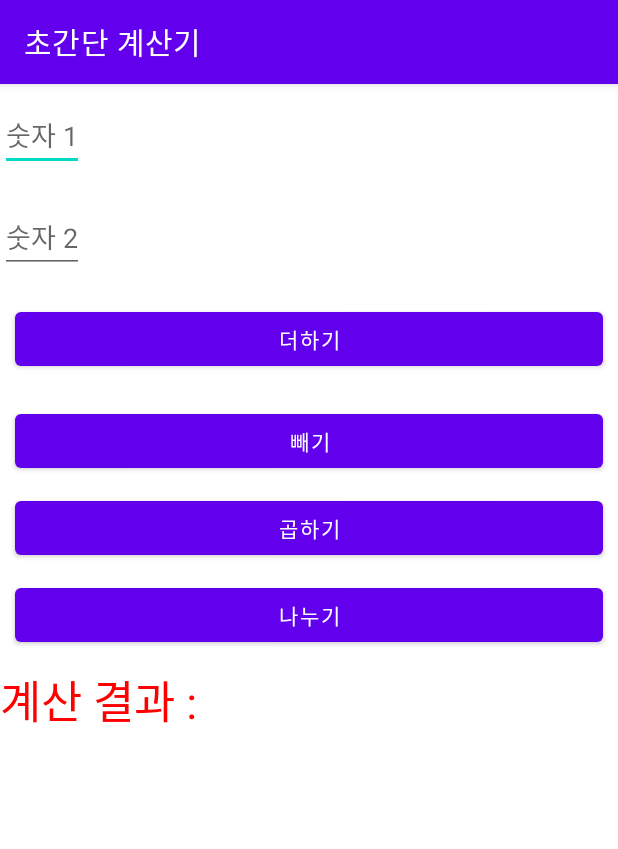
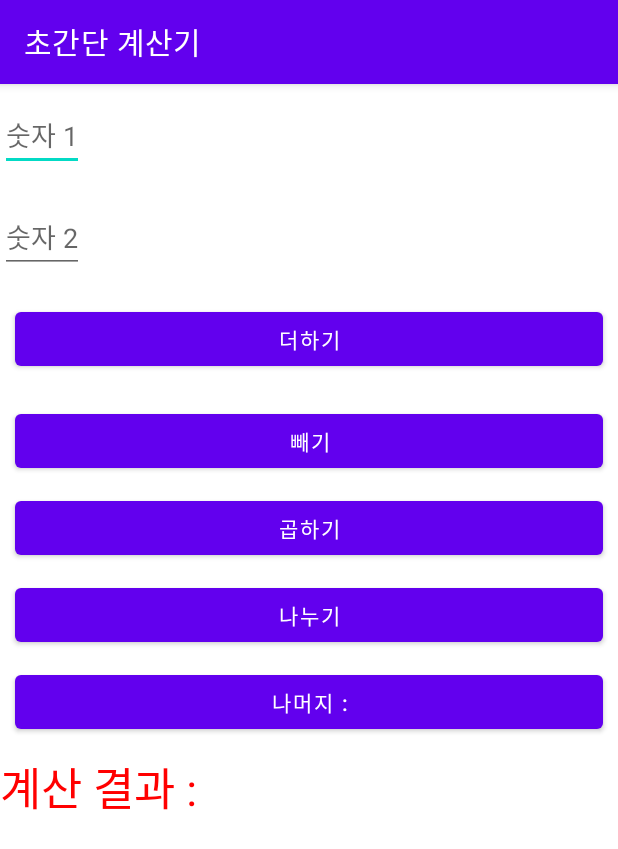
Before and after one commit to m6ydz642/LearnAndroid, an Android app: the CalcActivity screen opened directly, with no data from a screen before it, on a phone screen of 412 x 824 dp. Shown: the top 849 px of the screen. Run offline under Robolectric (Android 15) with nearby library versions, the phone set to English and light mode, and no system bars.

Commit message:
나머지 추가

```diff
--- a/app/src/main/java/com/example/learnandroid/CalcActivity.java
+++ b/app/src/main/java/com/example/learnandroid/CalcActivity.java
@@ -14,7 +14,7 @@ import androidx.appcompat.app.AppCompatActivity;
 public class CalcActivity extends AppCompatActivity {
 
     EditText edit1, edit2;
-    Button btnAdd, btnSub, btnMul, btnDiv;
+    Button btnAdd, btnSub, btnMul, btnDiv, btnRest;
     TextView textResult;
     String num1, num2;
     Integer result;
@@ -32,21 +32,21 @@ public class CalcActivity extends AppCompatActivity {
         btnSub = (Button)  findViewById(R.id.BtnMinus);
         btnMul = (Button) findViewById(R.id.BtnMinus);
         btnDiv = (Button) findViewById(R.id.BtnSplit);
+        btnRest = (Button) findViewById(R.id.BtnRest); // 나머지
         textResult = (TextView) findViewById(R.id.TextResult);
+
         String msg = "값을 입력해주세요";
+
         // OnClick이벤트로 변경
         btnAdd.setOnClickListener(new View.OnClickListener() {
             public void onClick(View view){
-
-
                 if (!TextUtils.isEmpty(edit1.getText().toString()) && !TextUtils.isEmpty(edit2.getText().toString())  ){
                     // 나머지 조건은 그냥 안함
                     num1 = edit1.getText().toString();
                     num2 = edit2.getText().toString();
                     result = Integer.parseInt(num1) + Integer.parseInt(num2);
-                    textResult.setText("계산결과 : " + result.toString());
+                    textResult.setText("계산 결과 : " + result.toString());
                 }else Toast.makeText(getApplicationContext(), msg, Toast.LENGTH_LONG).show();
-
             }
         });
 
@@ -55,7 +55,7 @@ public class CalcActivity extends AppCompatActivity {
                 num1 = edit1.getText().toString();
                 num2 = edit2.getText().toString();
                 result = Integer.parseInt(num1) - Integer.parseInt(num2);
-                textResult.setText("계산결과 : " + result.toString());
+                textResult.setText("계산 결과 : " + result.toString());
             }
         });
         btnMul.setOnClickListener(new View.OnClickListener() {
@@ -63,7 +63,7 @@ public class CalcActivity extends AppCompatActivity {
                 num1 = edit1.getText().toString();
                 num2 = edit2.getText().toString();
                 result = Integer.parseInt(num1) * Integer.parseInt(num2);
-                textResult.setText("계산결과 : " + result.toString());
+                textResult.setText("계산 결과 : " + result.toString());
             }
         });
 
@@ -72,9 +72,21 @@ public class CalcActivity extends AppCompatActivity {
                 num1 = edit1.getText().toString();
                 num2 = edit2.getText().toString();
                 result = Integer.parseInt(num1) / Integer.parseInt(num2);
-                textResult.setText("계산결과 : " + result.toString());
+                textResult.setText("계산 결과 : " + result.toString());
             }
         });
+
+        btnRest.setOnClickListener(new View.OnClickListener() {
+            public void onClick(View view){
+                if (!TextUtils.isEmpty(edit1.getText().toString()) && !TextUtils.isEmpty(edit2.getText().toString())  ){
+                    num1 = edit1.getText().toString();
+                    num2 = edit2.getText().toString();
+                    result = Integer.parseInt(num1) % Integer.parseInt(num2);
+                    textResult.setText("계산 결과 : " + result.toString());
+                }else Toast.makeText(getApplicationContext(), msg, Toast.LENGTH_LONG).show();
+            }
+        });
+
 
 /*        btnAdd.setOnTouchListener(new View.OnTouchListener() {
             public boolean onTouch(View arg0, MotionEvent arg1){
--- a/app/src/main/res/layout/activity_calc.xml
+++ b/app/src/main/res/layout/activity_calc.xml
@@ -3,7 +3,7 @@
     xmlns:app="http://schemas.android.com/apk/res-auto"
     xmlns:tools="http://schemas.android.com/tools"
     android:layout_width="match_parent"
-             android:layout_height="match_parent">
+    android:layout_height="match_parent">
 
     <EditText
         android:id="@+id/Edit1"
@@ -74,16 +74,24 @@
         app:layout_constraintTop_toBottomOf="@+id/BtnMultiple"
         tools:layout_editor_absoluteX="10dp" />
 
+    <Button
+        android:id="@+id/BtnRest"
+        android:layout_width="match_parent"
+        android:layout_height="wrap_content"
+        android:layout_margin="10dp"
+        android:text="@string/Rest"
+        app:layout_constraintTop_toBottomOf="@+id/BtnSplit"
+        tools:layout_editor_absoluteX="10dp" />
+
     <TextView
         android:id="@+id/TextResult"
         android:layout_width="135dp"
         android:layout_height="0dp"
         android:layout_margin="10dp"
-        android:layout_marginTop="13dp"
         android:text="@string/TextResult"
         android:textColor="#FF0000"
         android:textSize="30dp"
-        app:layout_constraintTop_toBottomOf="@+id/BtnSplit"
+        app:layout_constraintTop_toBottomOf="@+id/BtnRest"
         tools:layout_editor_absoluteX="10dp" />
 
 </androidx.constraintlayout.widget.ConstraintLayout>
--- a/app/src/main/res/values/strings.xml
+++ b/app/src/main/res/values/strings.xml
@@ -8,5 +8,6 @@
     <string name="Minus">빼기</string>
     <string name="Multiple">곱하기</string>
     <string name="Split">나누기</string>
+    <string name="Rest">나머지 : </string>
     <string name="TextResult">계산 결과 : </string>
 </resources>
```
